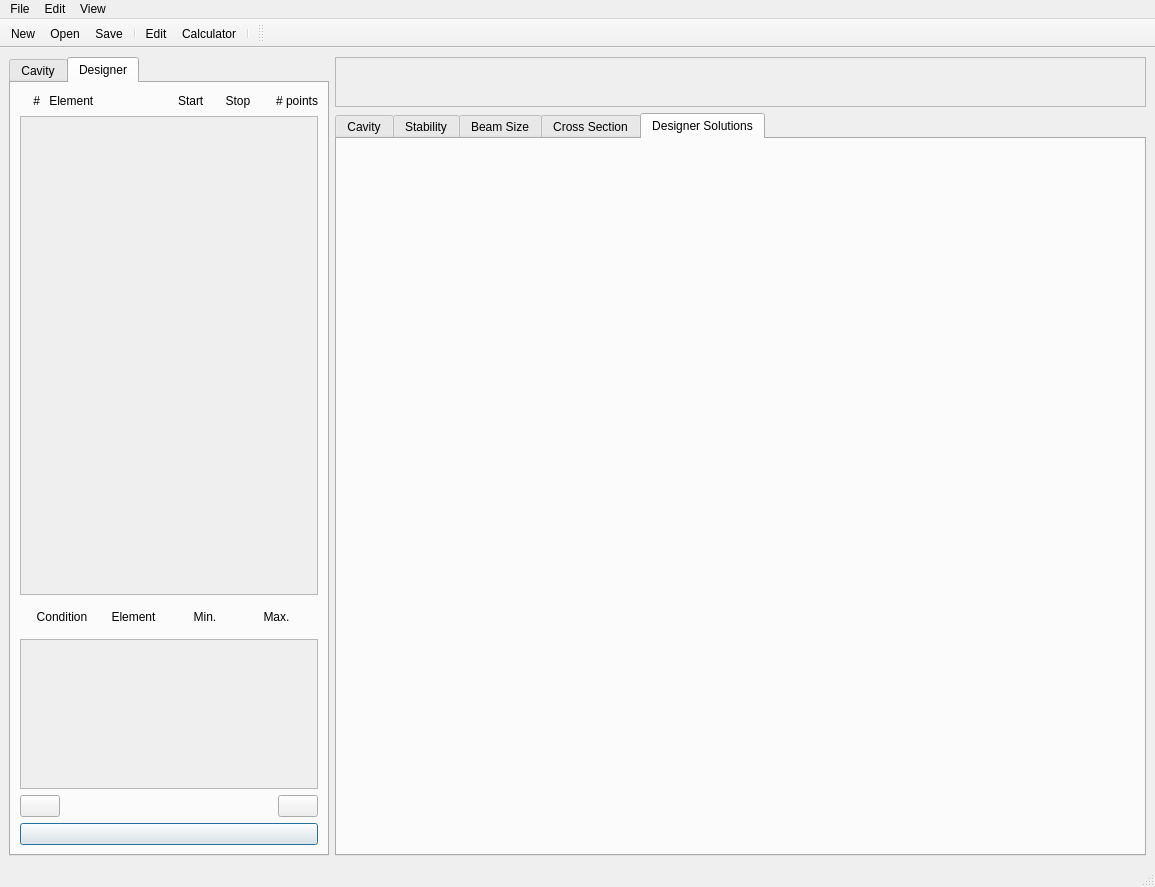
First picture: the form in gui.ui, repository simcav/simcav, before the edit.
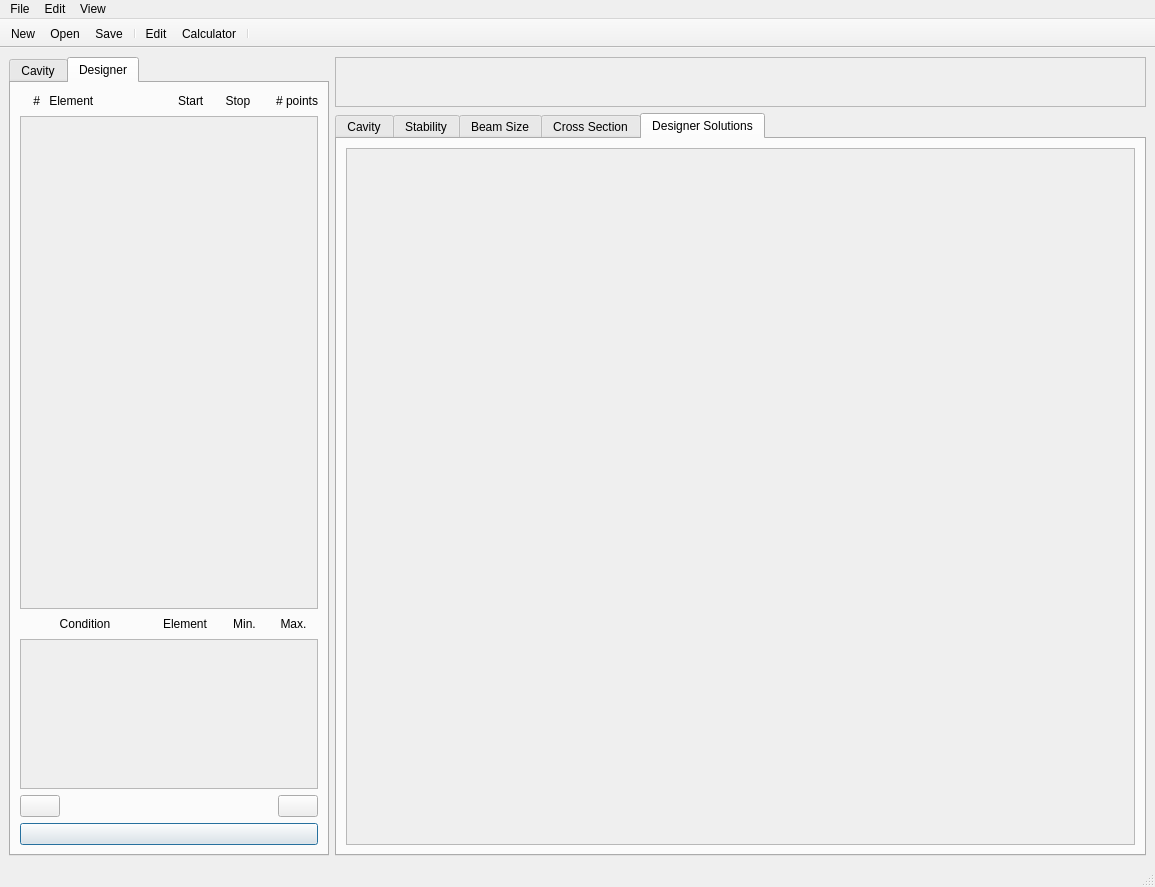
Second picture: the form after the edit. Icons and pictures are not drawn.

The edit to the form file:
```diff
--- a/gui.ui
+++ b/gui.ui
@@ -306,6 +306,25 @@
        <attribute name="title">
         <string>Designer Solutions</string>
        </attribute>
+       <layout class="QVBoxLayout" name="verticalLayout_7">
+        <item>
+         <widget class="QScrollArea" name="scrollArea_solutions">
+          <property name="widgetResizable">
+           <bool>true</bool>
+          </property>
+          <widget class="QWidget" name="scrollArea_solutionsContent">
+           <property name="geometry">
+            <rect>
+             <x>0</x>
+             <y>0</y>
+             <width>787</width>
+             <height>679</height>
+            </rect>
+           </property>
+          </widget>
+         </widget>
+        </item>
+       </layout>
       </widget>
      </widget>
     </item>
@@ -869,7 +888,7 @@
              <x>0</x>
              <y>0</y>
              <width>296</width>
-             <height>444</height>
+             <height>458</height>
             </rect>
            </property>
           </widget>
@@ -878,8 +897,29 @@
         <item>
          <widget class="QWidget" name="designer_headers2" native="true">
           <layout class="QHBoxLayout" name="horizontalLayout_11">
+           <property name="spacing">
+            <number>0</number>
+           </property>
+           <property name="leftMargin">
+            <number>0</number>
+           </property>
+           <property name="topMargin">
+            <number>2</number>
+           </property>
+           <property name="rightMargin">
+            <number>0</number>
+           </property>
+           <property name="bottomMargin">
+            <number>2</number>
+           </property>
            <item>
             <widget class="QLabel" name="label_29">
+             <property name="minimumSize">
+              <size>
+               <width>130</width>
+               <height>0</height>
+              </size>
+             </property>
              <property name="text">
               <string>Condition</string>
              </property>
@@ -890,6 +930,12 @@
            </item>
            <item>
             <widget class="QLabel" name="label_30">
+             <property name="minimumSize">
+              <size>
+               <width>70</width>
+               <height>0</height>
+              </size>
+             </property>
              <property name="text">
               <string>Element</string>
              </property>
@@ -900,6 +946,12 @@
            </item>
            <item>
             <widget class="QLabel" name="label_31">
+             <property name="minimumSize">
+              <size>
+               <width>49</width>
+               <height>0</height>
+              </size>
+             </property>
              <property name="text">
               <string>Min.</string>
              </property>
@@ -910,6 +962,12 @@
            </item>
            <item>
             <widget class="QLabel" name="label_32">
+             <property name="minimumSize">
+              <size>
+               <width>49</width>
+               <height>0</height>
+              </size>
+             </property>
              <property name="text">
               <string>Max.</string>
              </property>
@@ -1093,17 +1151,6 @@
    <addaction name="actionCalculator"/>
    <addaction name="separator"/>
   </widget>
-  <widget class="QToolBar" name="toolBar_2">
-   <property name="windowTitle">
-    <string>toolBar_2</string>
-   </property>
-   <attribute name="toolBarArea">
-    <enum>TopToolBarArea</enum>
-   </attribute>
-   <attribute name="toolBarBreak">
-    <bool>false</bool>
-   </attribute>
-  </widget>
   <action name="actionNew">
    <property name="icon">
     <iconset>
```
Left out of the diff: 8 changed lines with no effect on the pictures.
